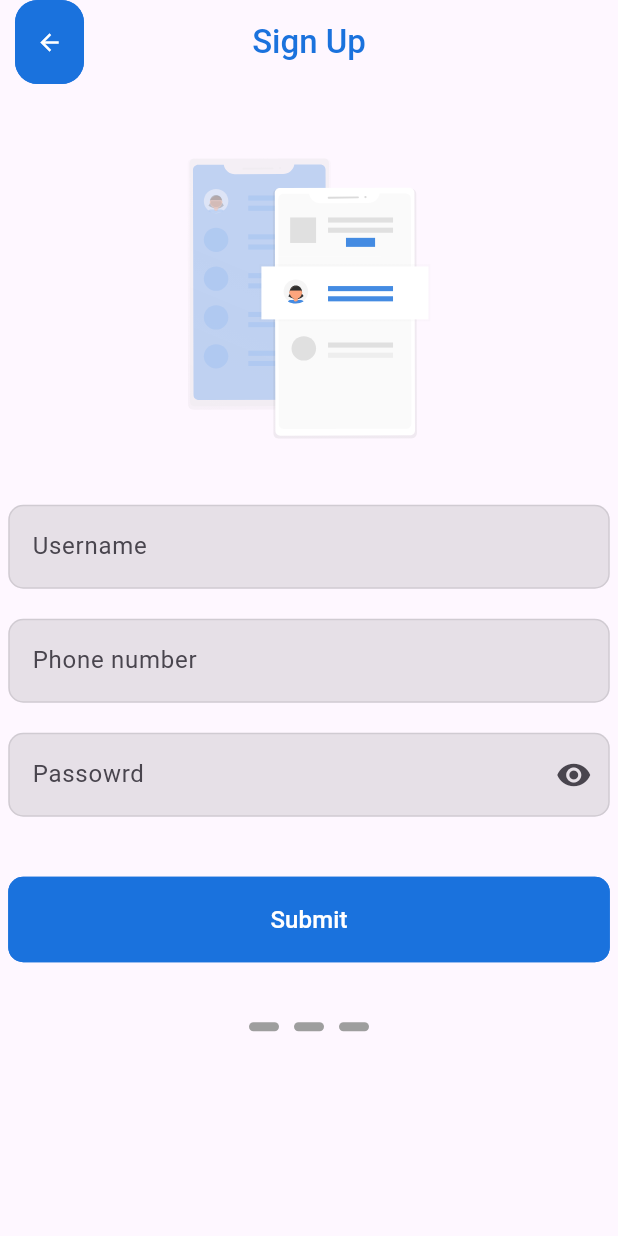
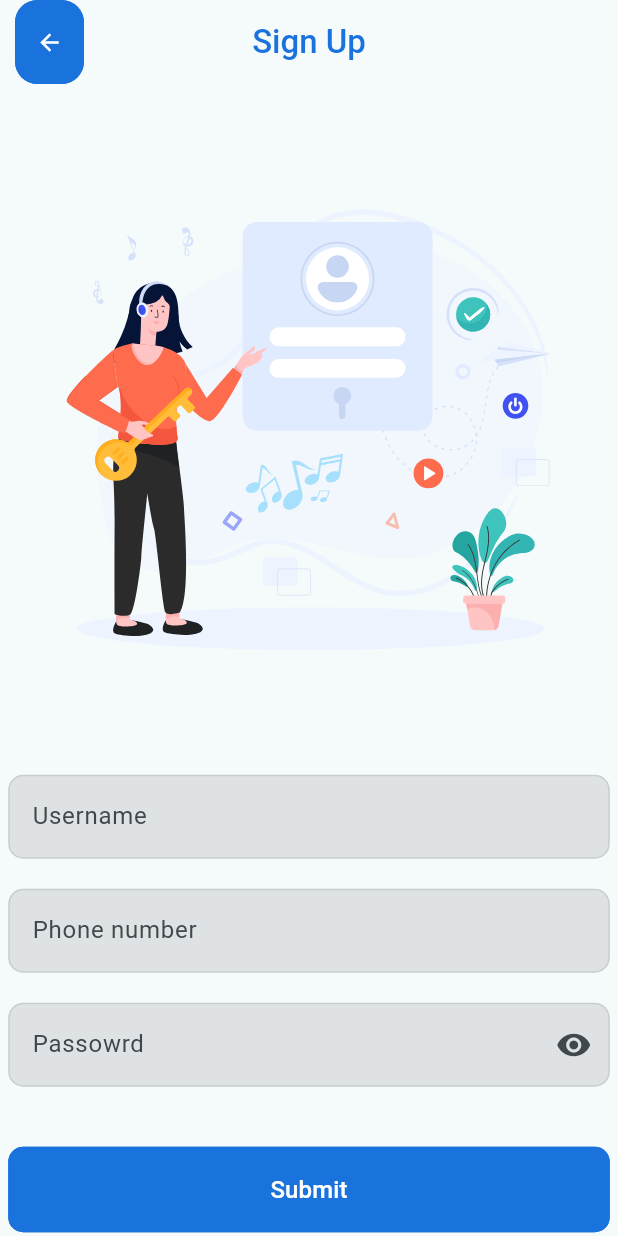
Before and after one commit to gustavosantaella/inventory, a Flutter app: the screen it shows after launch, after a tap on "Crear nueva cuenta", on a phone screen of 412 x 824 dp. Run offline on Flutter 3.47's test engine with Material 3 defaults, Android fonts, the phone set to English and light mode, and no system bars; our stand-ins replace flutter_svg.

Commit message:
fix: change height and asset

```diff
--- a/point_of_sales/lib/main.dart
+++ b/point_of_sales/lib/main.dart
@@ -37,7 +37,7 @@ class MyApp extends StatelessWidget {
         //
         // This works for code too, not just values: Most code changes can be
         // tested with just a hot reload.
-        colorScheme: ColorScheme.fromSeed(seedColor: Colors.deepPurple),
+        colorScheme: ColorScheme.fromSeed(seedColor: Colors.white),
         useMaterial3: true,
       ),
       initialRoute: '/login-signin',
--- a/point_of_sales/lib/modules/auth/screens/register.dart
+++ b/point_of_sales/lib/modules/auth/screens/register.dart
@@ -41,9 +41,8 @@ class _Register extends State<Register> {
           padding: EdgeInsets.all(ConstApp.padding),
           child: Column(
             children: [
-              height(44),
-              SvgPicture.asset("assets/3.svg"),
-              height(44),
+              SvgPicture.asset("assets/4.svg"),
+              height(5),
               POSInput(
                 label: lang("Username"),
               ),
```
